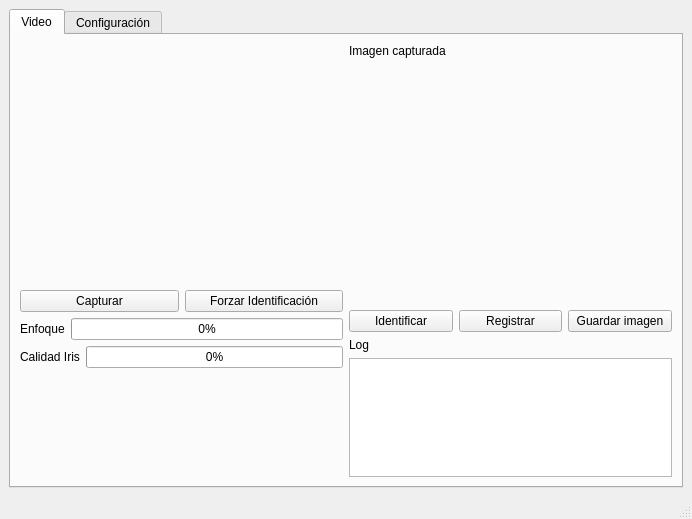
Before: the Qt Designer form ui/forms/MainForm.ui in mottalli/horus, drawn with Qt 5.
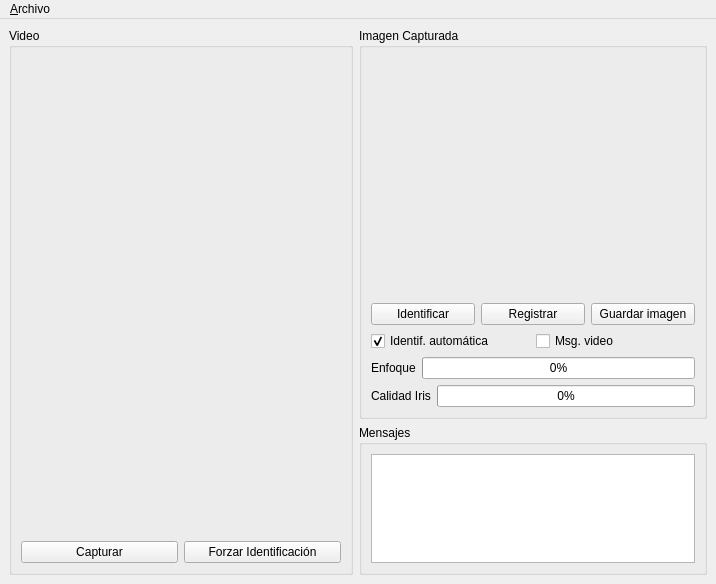
After: the same form once the commit is applied. Custom widgets are drawn as their Qt base class.

```diff
--- a/ui/forms/MainForm.ui
+++ b/ui/forms/MainForm.ui
@@ -6,8 +6,8 @@
    <rect>
     <x>0</x>
     <y>0</y>
-    <width>692</width>
-    <height>519</height>
+    <width>716</width>
+    <height>584</height>
    </rect>
   </property>
   <property name="windowTitle">
@@ -15,21 +15,13 @@
   </property>
   <widget class="QWidget" name="centralwidget">
    <layout class="QGridLayout" name="gridLayout">
-    <item row="0" column="0">
-     <widget class="QTabWidget" name="mainTabs">
-      <property name="currentIndex">
-       <number>0</number>
-      </property>
-      <widget class="QWidget" name="videoTab">
-       <attribute name="title">
+    <item row="0" column="0" rowspan="2">
+     <widget class="QGroupBox" name="groupBox">
+      <property name="title">
         <string>Video</string>
-       </attribute>
-       <layout class="QGridLayout" name="gridLayout_2">
+      </property>
+      <layout class="QGridLayout" name="gridLayout_3">
         <item row="0" column="0">
-         <layout class="QHBoxLayout" name="horizontalLayout_7">
-          <item>
-           <layout class="QVBoxLayout" name="verticalLayout">
-            <item>
              <widget class="ImageWidget" name="videoWidget" native="true">
               <property name="minimumSize">
                <size>
@@ -39,8 +31,8 @@
               </property>
              </widget>
             </item>
-            <item>
-             <layout class="QHBoxLayout" name="horizontalLayout_6">
+       <item row="1" column="0">
+        <layout class="QHBoxLayout" name="horizontalLayout_2">
               <item>
                <widget class="QPushButton" name="pushButton_4">
                 <property name="text">
@@ -49,7 +41,7 @@
                </widget>
               </item>
               <item>
-               <widget class="QPushButton" name="pushButton_5">
+          <widget class="QPushButton" name="btnForzarIdentificacion">
                 <property name="text">
                  <string>Forzar Identificación</string>
                 </property>
@@ -57,67 +49,22 @@
               </item>
              </layout>
             </item>
-            <item>
-             <layout class="QHBoxLayout" name="horizontalLayout">
-              <item>
-               <widget class="QLabel" name="focusLabel">
-                <property name="text">
-                 <string>Enfoque</string>
-                </property>
-               </widget>
-              </item>
-              <item>
-               <widget class="QProgressBar" name="focusScore">
-                <property name="value">
-                 <number>0</number>
-                </property>
-               </widget>
-              </item>
-             </layout>
-            </item>
-            <item>
-             <layout class="QHBoxLayout" name="horizontalLayout_4">
-              <item>
-               <widget class="QLabel" name="label_4">
-                <property name="text">
-                 <string>Calidad Iris</string>
-                </property>
-               </widget>
-              </item>
-              <item>
-               <widget class="QProgressBar" name="irisScore">
-                <property name="value">
-                 <number>0</number>
-                </property>
-               </widget>
-              </item>
-             </layout>
-            </item>
-            <item>
-             <spacer name="verticalSpacer">
-              <property name="orientation">
-               <enum>Qt::Vertical</enum>
-              </property>
-              <property name="sizeHint" stdset="0">
-               <size>
-                <width>20</width>
-                <height>40</height>
-               </size>
-              </property>
-             </spacer>
-            </item>
-           </layout>
-          </item>
-          <item>
-           <layout class="QVBoxLayout" name="verticalLayout_3">
-            <item>
-             <widget class="QLabel" name="label">
-              <property name="text">
-               <string>Imagen capturada</string>
-              </property>
-             </widget>
-            </item>
-            <item>
+      </layout>
+      <zorder>videoWidget</zorder>
+      <zorder>pushButton_4</zorder>
+      <zorder>btnForzarIdentificacion</zorder>
+      <zorder>label_4</zorder>
+      <zorder>irisScore</zorder>
+      <zorder>groupBox_2</zorder>
+     </widget>
+    </item>
+    <item row="0" column="1">
+     <widget class="QGroupBox" name="groupBox_2">
+      <property name="title">
+       <string>Imagen Capturada</string>
+      </property>
+      <layout class="QGridLayout" name="gridLayout_2">
+       <item row="0" column="0" colspan="2">
              <widget class="ImageWidget" name="capturedImage" native="true">
               <property name="minimumSize">
                <size>
@@ -127,8 +74,8 @@
               </property>
              </widget>
             </item>
-            <item>
-             <layout class="QHBoxLayout" name="horizontalLayout_2">
+       <item row="1" column="0" colspan="2">
+        <layout class="QHBoxLayout" name="horizontalLayout">
               <item>
                <widget class="QPushButton" name="pushButton">
                 <property name="text">
@@ -152,90 +99,54 @@
               </item>
              </layout>
             </item>
-            <item>
-             <layout class="QVBoxLayout" name="verticalLayout_2">
-              <item>
-               <widget class="QLabel" name="label_2">
-                <property name="text">
-                 <string>Log</string>
-                </property>
-               </widget>
-              </item>
-              <item>
-               <widget class="QListWidget" name="listWidget"/>
-              </item>
-             </layout>
-            </item>
-           </layout>
-          </item>
-         </layout>
-        </item>
-       </layout>
-      </widget>
-      <widget class="QWidget" name="setupTab">
-       <attribute name="title">
-        <string>Configuración</string>
-       </attribute>
-       <layout class="QGridLayout" name="gridLayout_3">
-        <item row="0" column="0">
-         <widget class="ImageWidget" name="setupVideoWidget" native="true">
-          <property name="minimumSize">
-           <size>
-            <width>320</width>
-            <height>240</height>
-           </size>
-          </property>
-         </widget>
-        </item>
-        <item row="1" column="0">
-         <layout class="QHBoxLayout" name="horizontalLayout_8">
-          <item>
-           <widget class="QLabel" name="label_3">
-            <property name="text">
-             <string>Umbral de calidad</string>
-            </property>
-           </widget>
-          </item>
-          <item>
-           <widget class="QSlider" name="qualityThreshold">
-            <property name="orientation">
-             <enum>Qt::Horizontal</enum>
-            </property>
-           </widget>
-          </item>
-         </layout>
-        </item>
         <item row="2" column="0">
-         <layout class="QHBoxLayout" name="horizontalLayout_5">
+        <widget class="QCheckBox" name="checkBox">
+         <property name="text">
+          <string>Identif. automática</string>
+         </property>
+         <property name="checked">
+          <bool>true</bool>
+         </property>
+        </widget>
+       </item>
+       <item row="2" column="1">
+        <widget class="QCheckBox" name="checkBox_2">
+         <property name="text">
+          <string>Msg. video</string>
+         </property>
+        </widget>
+       </item>
+       <item row="3" column="0" colspan="2">
+        <layout class="QHBoxLayout" name="horizontalLayout_4">
           <item>
-           <widget class="QLabel" name="label_5">
+          <widget class="QLabel" name="focusLabel">
             <property name="text">
-             <string>Media de pupila</string>
+            <string>Enfoque</string>
             </property>
            </widget>
           </item>
           <item>
-           <widget class="QSlider" name="muPupil">
-            <property name="orientation">
-             <enum>Qt::Horizontal</enum>
+          <widget class="QProgressBar" name="focusScore">
+           <property name="value">
+            <number>0</number>
             </property>
            </widget>
           </item>
          </layout>
         </item>
-        <item row="3" column="0">
+       <item row="4" column="0" colspan="2">
          <layout class="QHBoxLayout" name="horizontalLayout_3">
           <item>
-           <widget class="QLabel" name="label_6">
+          <widget class="QLabel" name="label_4">
             <property name="text">
-             <string>Desv. de pupila</string>
+            <string>Calidad Iris</string>
             </property>
            </widget>
           </item>
           <item>
-           <widget class="QSlider" name="sigmaPupil">
-            <property name="orientation">
-             <enum>Qt::Horizontal</enum>
+          <widget class="QProgressBar" name="irisScore">
+           <property name="value">
+            <number>0</number>
             </property>
            </widget>
           </item>
@@ -243,11 +154,38 @@
         </item>
        </layout>
       </widget>
+    </item>
+    <item row="1" column="1">
+     <widget class="QGroupBox" name="groupBox_3">
+      <property name="title">
+       <string>Mensajes</string>
+      </property>
+      <layout class="QGridLayout" name="gridLayout_4">
+       <item row="0" column="0">
+        <widget class="QListWidget" name="listWidget"/>
+       </item>
+      </layout>
      </widget>
     </item>
    </layout>
   </widget>
-  <widget class="QStatusBar" name="statusbar"/>
+  <widget class="QMenuBar" name="menuBar">
+   <property name="geometry">
+    <rect>
+     <x>0</x>
+     <y>0</y>
+     <width>716</width>
+     <height>25</height>
+    </rect>
+   </property>
+   <widget class="QMenu" name="menu_Archivo">
+    <property name="title">
+     <string>&amp;Archivo</string>
+    </property>
+    <addaction name="action_Par_metros"/>
+   </widget>
+   <addaction name="menu_Archivo"/>
+  </widget>
   <action name="actionE_xit">
    <property name="text">
     <string>&amp;Salir</string>
```
Left out of the diff: 7 changed lines with no effect on the pictures. Lines whose indentation alone changed are shown as unchanged.
